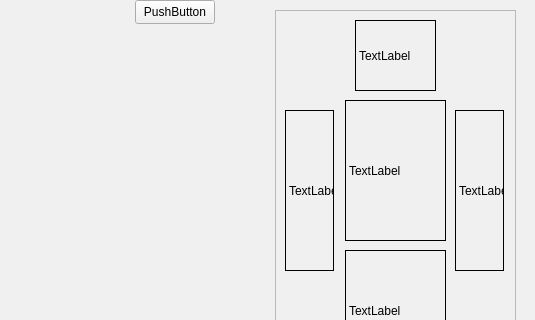
mel-butler/cs4076-zork, file mainwindow.ui: the form before one commit; both pictures show x 265 to 800 and y 0 to 320 of the 800 by 600 pixel window.
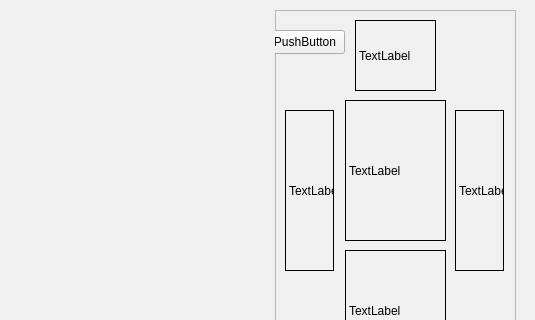
The form after the commit.

```diff
--- a/mainwindow.ui
+++ b/mainwindow.ui
@@ -950,6 +950,19 @@
       <string>TextLabel</string>
      </property>
     </widget>
+    <widget class="QPushButton" name="wordle">
+     <property name="geometry">
+      <rect>
+       <x>-10</x>
+       <y>20</y>
+       <width>80</width>
+       <height>24</height>
+      </rect>
+     </property>
+     <property name="text">
+      <string>PushButton</string>
+     </property>
+    </widget>
    </widget>
    <widget class="QScrollArea" name="scrollArea">
     <property name="geometry">
@@ -2031,19 +2044,6 @@
      <string> </string>
     </property>
    </widget>
-   <widget class="QPushButton" name="wordle">
-    <property name="geometry">
-     <rect>
-      <x>400</x>
-      <y>0</y>
-      <width>80</width>
-      <height>24</height>
-     </rect>
-    </property>
-    <property name="text">
-     <string>PushButton</string>
-    </property>
-   </widget>
    <widget class="QLineEdit" name="wordleEdit">
     <property name="geometry">
      <rect>
```
